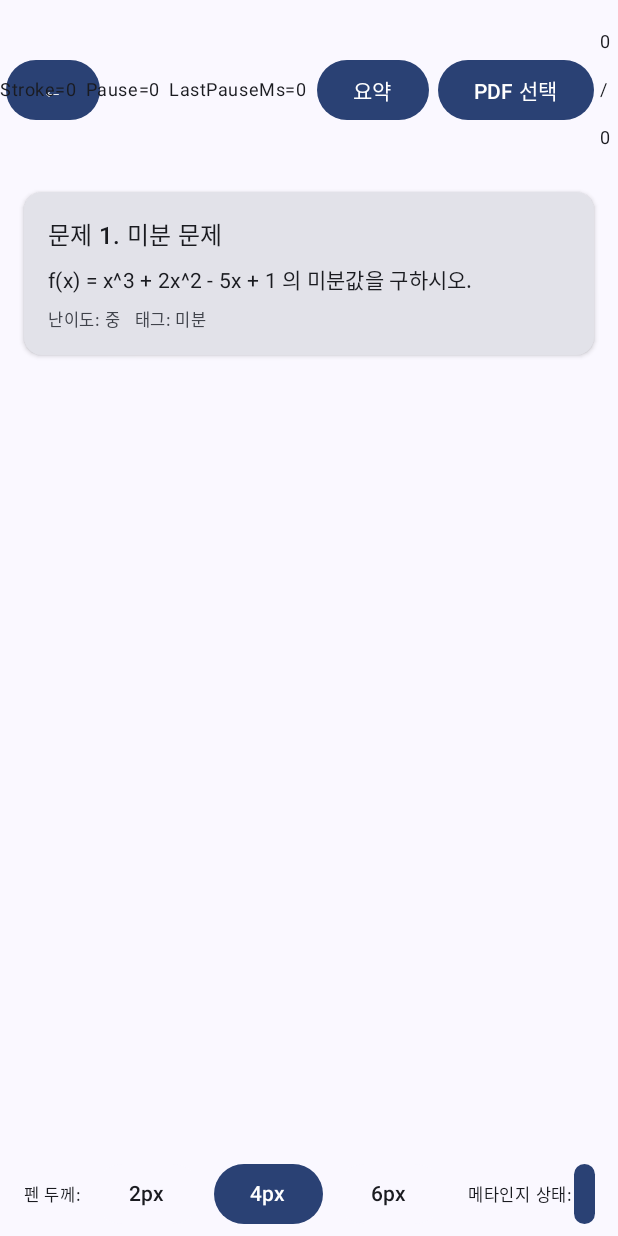
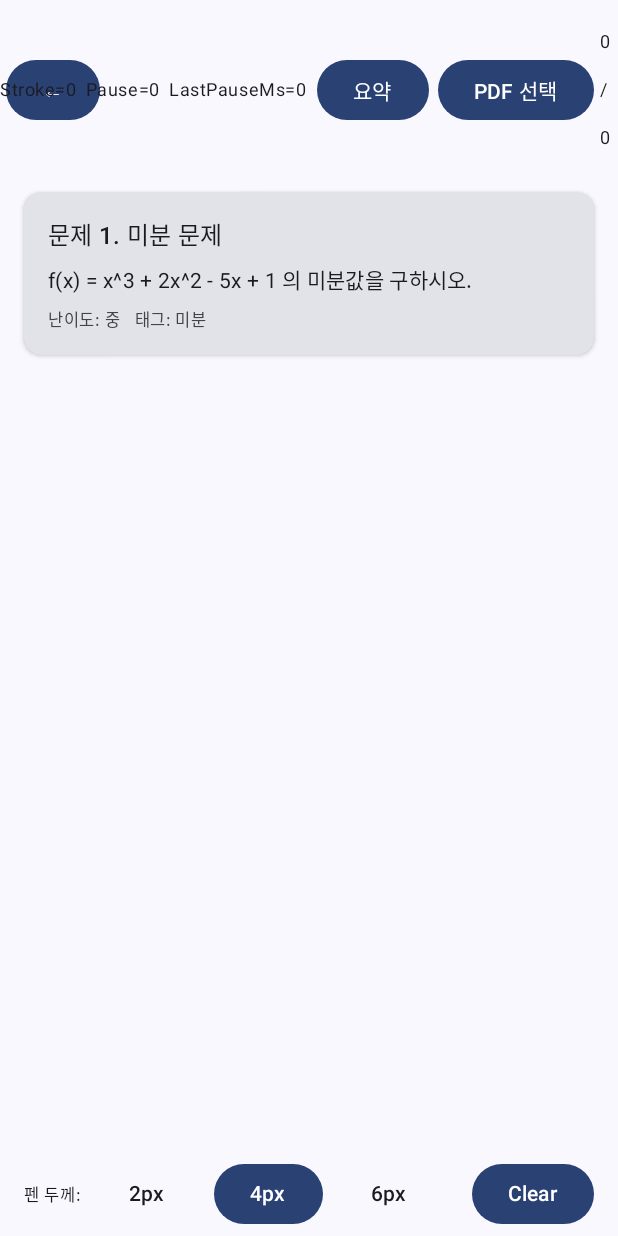
Before and after one commit to PARKJIWON-super/Math_Application, an Android app built with Jetpack Compose: the screen it shows after launch (MainActivity), after a tap on an icon or button, on a phone screen of 412 x 824 dp. Run offline under Robolectric (Android 15) with nearby library versions, the phone set to English and light mode, and no system bars.

Commit message:
메타인지 상대 제거

```diff
--- a/app/src/main/java/com/example/math_application/ui/MathWorkspaceScreen.kt
+++ b/app/src/main/java/com/example/math_application/ui/MathWorkspaceScreen.kt
@@ -376,13 +376,6 @@ fun MathWorkspaceScreen(
                     )
                 ) { Text(text = "6px") }
                 Spacer(modifier = Modifier.weight(1f))
-                Text(
-                    text = "메타인지 상태:",
-                    style = MaterialTheme.typography.labelSmall
-                )
-                Button(onClick = {}) { Text(text = "집중") }
-                Button(onClick = {}) { Text(text = "막힘") }
-                Button(onClick = {}) { Text(text = "검토") }
                 Button(
                     onClick = {
                         pauseRecords.clear()
```
